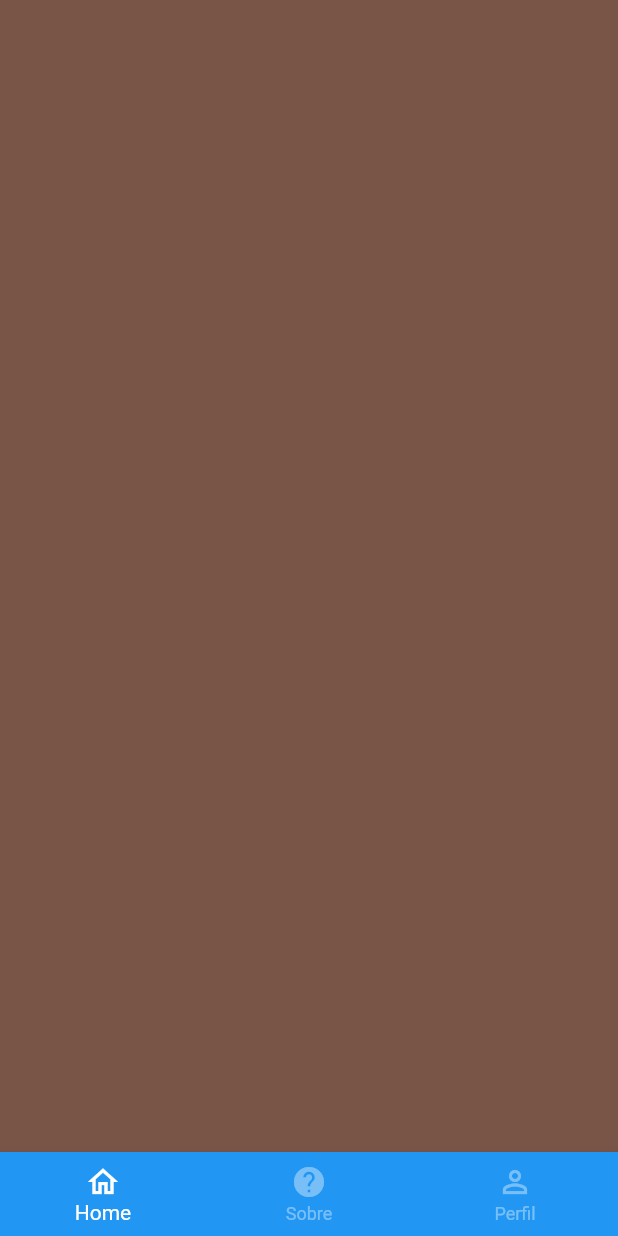
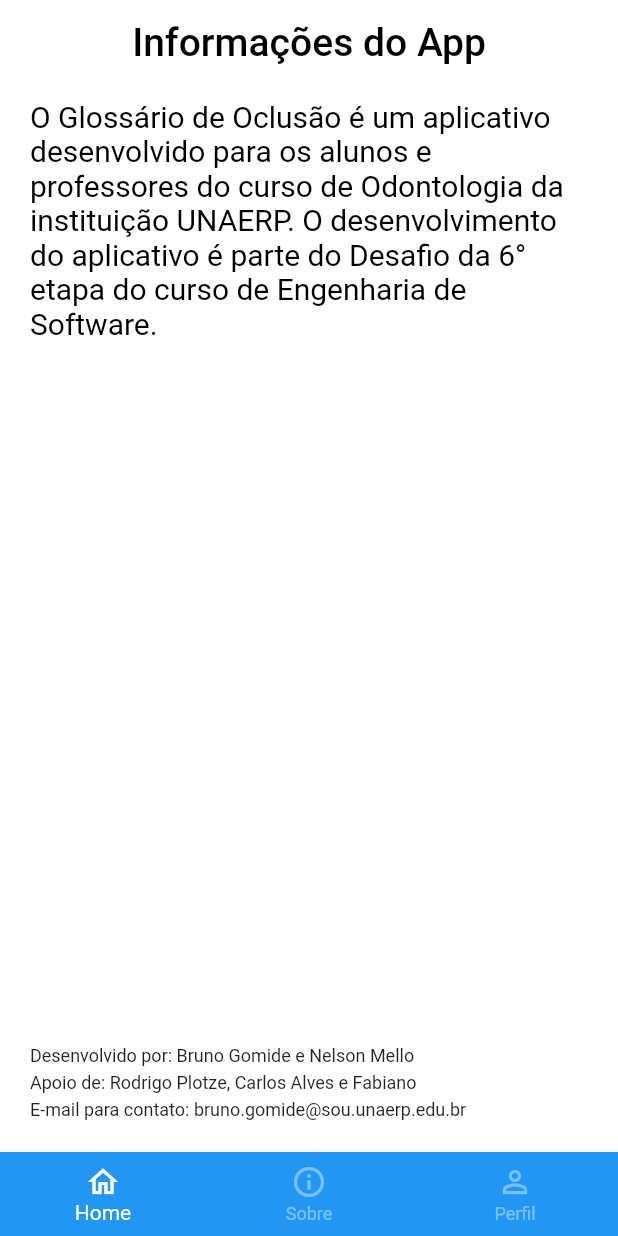
Before and after one commit to brunoggomide/desafioOdonto, a Flutter app: the BaseScreen screen opened directly, swiped to page 2, on a phone screen of 412 x 824 dp. Run offline on Flutter 3.47's test engine with Material 2 defaults, Android fonts, the phone set to English and light mode, and no system bars; our stand-ins replace mask_text_input_formatter.

Commit message:
tela de detalhes e de informacoes

```diff
--- a/lib/src/pages/base/base_screen.dart
+++ b/lib/src/pages/base/base_screen.dart
@@ -1,4 +1,5 @@
 import 'package:flutter/material.dart';
+import 'package:odonto/src/pages/infos/info.dart';
 
 import '../home/home.dart';
 
@@ -22,9 +23,8 @@
         physics: const NeverScrollableScrollPhysics(),
         children: [
           const Home(),
-          // Container(color: Colors.yellow),
-          Container(color: Colors.brown),
-          Container(color: Colors.purple),
+          const Info(),
+          Container(color: Colors.white),
         ],
       ),
       bottomNavigationBar: BottomNavigationBar(
@@ -44,7 +44,8 @@
               icon: Icon(Icons.home_outlined), label: 'Home'),
           // BottomNavigationBarItem(
           //     icon: Icon(Icons.note_add), label: 'Cadastro'),
-          BottomNavigationBarItem(icon: Icon(Icons.help), label: 'Sobre'),
+          BottomNavigationBarItem(
+              icon: Icon(Icons.info_outline), label: 'Sobre'),
           BottomNavigationBarItem(
               icon: Icon(Icons.person_outline), label: 'Perfil'),
         ],
--- /dev/null
+++ b/lib/src/pages/infos/info.dart
@@ -0,0 +1,52 @@
+import 'package:flutter/material.dart';
+
+class Info extends StatelessWidget {
+  const Info({Key? key}) : super(key: key);
+
+  @override
+  Widget build(BuildContext context) {
+    return Scaffold(
+      //App Bar
+      appBar: AppBar(
+        backgroundColor: Colors.transparent,
+        elevation: 0,
+        centerTitle: true,
+        title: const Text(
+          'Informações do App',
+          style: TextStyle(
+            color: Colors.black,
+            fontSize: 26,
+          ),
+        ),
+      ),
+
+      body: Column(
+        children: [
+          const Padding(
+            padding: EdgeInsets.symmetric(
+              horizontal: 20,
+              vertical: 10,
+            ),
+            child: Text(
+              'O Glossário de Oclusão é um aplicativo desenvolvido para os alunos e professores do curso de Odontologia da instituição UNAERP. O desenvolvimento do aplicativo é parte do Desafio da 6° etapa do curso de Engenharia de Software.',
+              style: TextStyle(color: Colors.black, fontSize: 20),
+            ),
+          ),
+          Expanded(
+            child: Padding(
+              padding: const EdgeInsets.fromLTRB(20, 50, 20, 20),
+              child: Container(
+                alignment: Alignment.bottomLeft,
+                child: const Text(
+                  'Desenvolvido por: Bruno Gomide e Nelson Mello\nApoio de: Rodrigo Plotze, Carlos Alves e Fabiano\nE-mail para contato: bruno.gomide@sou.unaerp.edu.br',
+                  textAlign: TextAlign.left,
+                  style: TextStyle(height: 1.5, fontSize: 12),
+                ),
+              ),
+            ),
+          ),
+        ],
+      ),
+    );
+  }
+}
```
Also changed, not shown: lib/src/pages/auth/sign_in.dart (+12 -20 lines), lib/src/pages/descriptions/description_screen.dart (added, +80 -0 lines), lib/src/pages/home/components/item_tile.dart (+15 -2 lines), lib/src/pages/home/home.dart (+5 -8 lines).
